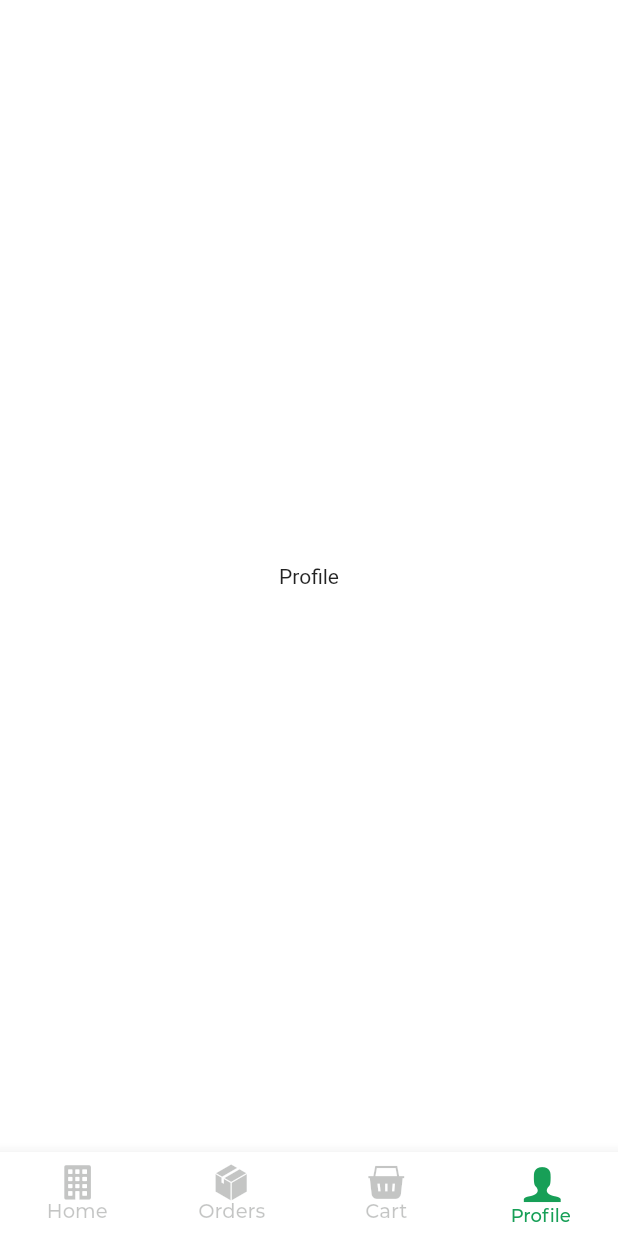
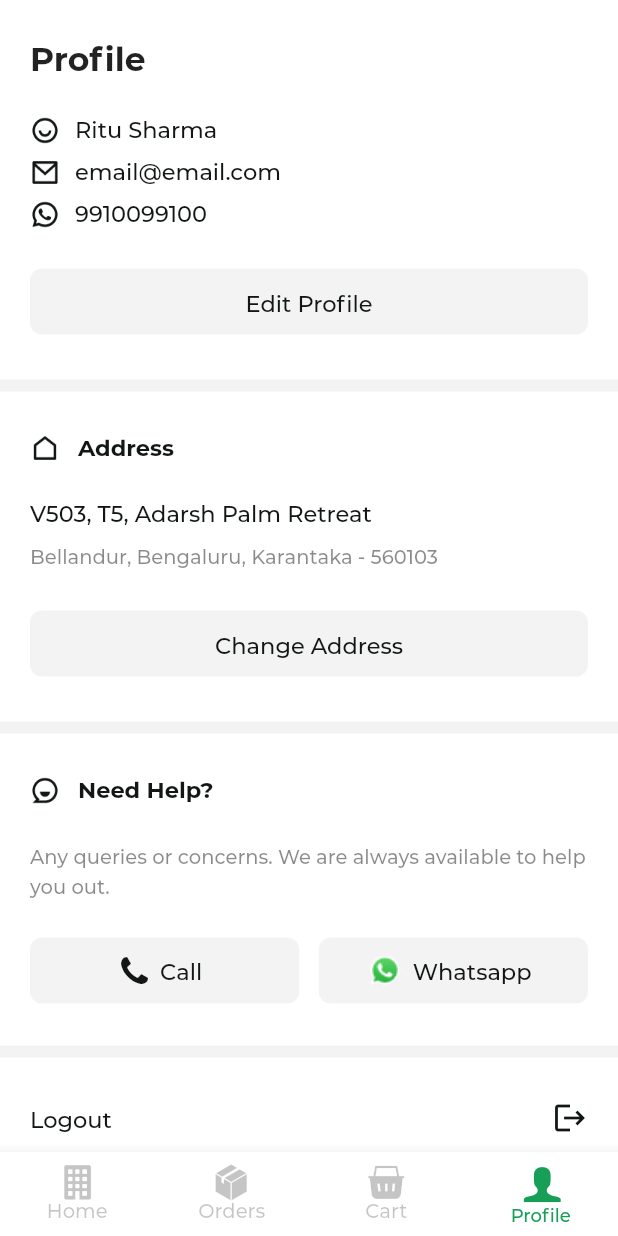
Before and after one commit to varmeh/botigaApp, a Flutter app: the screen it shows after launch, item 4 of the bottom bar chosen, on a phone screen of 412 x 824 dp. Run offline on Flutter 3.47's test engine with Material 2 defaults, Android fonts, the phone set to English and light mode, and no system bars; drawn by our look-alikes of badges; our stand-ins replace cached_network_image, firebase_analytics, firebase_core, firebase_crashlytics, firebase_messaging, flushbar and 3 more; missing offline and left inert: clipboard; accounts and stored records are empty; generated files the repository leaves out were written again; network calls fail; project files that could hold a hidden picture were left out.

Commit message:
profile screen ui

```diff
--- a/lib/app/profile/profileListScreen.dart
+++ /dev/null
@@ -1,21 +0,0 @@
-import 'package:flutter/material.dart';
-
-class ProfileListScreen extends StatefulWidget {
-  ProfileListScreen({Key key}) : super(key: key);
-
-  @override
-  _ProfileListScreenState createState() => _ProfileListScreenState();
-}
-
-class _ProfileListScreenState extends State<ProfileListScreen> {
-  @override
-  Widget build(BuildContext context) {
-    return SafeArea(
-      child: Container(
-        child: Center(
-          child: Text('Profile'),
-        ),
-      ),
-    );
-  }
-}
--- /dev/null
+++ b/lib/app/profile/profileScreen.dart
@@ -0,0 +1,190 @@
+import 'package:flutter/material.dart';
+
+import '../../theme/index.dart';
+import '../../widgets/contactPartnerWidget.dart';
+
+const sizedBox24 = SizedBox(height: 24.0);
+const sizedBox8 = SizedBox(height: 8.0);
+
+class ProfileScreen extends StatefulWidget {
+  ProfileScreen({Key key}) : super(key: key);
+
+  @override
+  _ProfileScreenState createState() => _ProfileScreenState();
+}
+
+class _ProfileScreenState extends State<ProfileScreen> {
+  @override
+  Widget build(BuildContext context) {
+    final divider = Divider(
+      thickness: 8.0,
+      color: AppTheme.dividerColor,
+    );
+
+    return SafeArea(
+      child: ListView(
+        children: [
+          _profile(),
+          divider,
+          _address(),
+          divider,
+          _support(),
+          divider,
+          _logout(),
+          SizedBox(height: 100.0)
+        ],
+      ),
+    );
+  }
+
+  Widget _logout() {
+    return GestureDetector(
+      onTap: () {},
+      child: Padding(
+        padding: const EdgeInsets.symmetric(horizontal: 20.0, vertical: 24.0),
+        child: Row(
+          mainAxisAlignment: MainAxisAlignment.spaceBetween,
+          children: [
+            Text(
+              'Logout',
+              style:
+                  AppTheme.textStyle.w500.color100.size(15.0).lineHeight(1.5),
+            ),
+            Icon(
+              Icons.logout,
+              color: AppTheme.color100,
+            ),
+          ],
+        ),
+      ),
+    );
+  }
+
+  Widget _profile() {
+    return Container(
+      padding: EdgeInsets.symmetric(horizontal: 20.0, vertical: 24.0),
+      child: Column(
+        crossAxisAlignment: CrossAxisAlignment.start,
+        children: [
+          Text(
+            'Profile',
+            style: AppTheme.textStyle.w700.size(22.0).lineHeight(1.3),
+          ),
+          sizedBox24,
+          _infoTile('assets/images/smile.png', 'Ritu Sharma'),
+          sizedBox8,
+          _infoTile('assets/images/email.png', 'email@email.com'),
+          sizedBox8,
+          _infoTile('assets/images/whatsappOutline.png', '9910099100'),
+          sizedBox24,
+          _spanButton('Edit Profile', () {})
+        ],
+      ),
+    );
+  }
+
+  Widget _infoTile(String image, String text) {
+    return Row(
+      mainAxisAlignment: MainAxisAlignment.start,
+      children: [
+        Image.asset(
+          image,
+          color: AppTheme.color100,
+        ),
+        SizedBox(width: 10.0),
+        Text(
+          text,
+          style: AppTheme.textStyle.w500.color100.size(15.0).lineHeight(1.3),
+        )
+      ],
+    );
+  }
+
+  Widget _address() {
+    return Container(
+      padding: EdgeInsets.symmetric(horizontal: 20.0, vertical: 24.0),
+      child: Column(
+        crossAxisAlignment: CrossAxisAlignment.start,
+        children: [
+          Row(
+            mainAxisAlignment: MainAxisAlignment.start,
+            children: [
+              Image.asset(
+                'assets/images/homeOutline.png',
+                color: AppTheme.color100,
+              ),
+              SizedBox(width: 12.0),
+              Text(
+                'Address',
+                style:
+                    AppTheme.textStyle.w700.color100.size(15.0).lineHeight(1.3),
+              )
+            ],
+          ),
+          sizedBox24,
+          Text(
+            'V503, T5, Adarsh Palm Retreat',
+            style: AppTheme.textStyle.w500.color100.size(15.0).lineHeight(1.3),
+          ),
+          sizedBox8,
+          Text(
+            'Bellandur, Bengaluru, Karantaka - 560103',
+            style: AppTheme.textStyle.w500.color50.size(13.0).lineHeight(1.5),
+          ),
+          sizedBox24,
+          _spanButton('Change Address', () {})
+        ],
+      ),
+    );
+  }
+
+  Widget _support() {
+    return Container(
+      padding: EdgeInsets.symmetric(horizontal: 20.0, vertical: 24.0),
+      child: Column(
+        crossAxisAlignment: CrossAxisAlignment.start,
+        children: [
+          Row(
+            mainAxisAlignment: MainAxisAlignment.start,
+            children: [
+              Image.asset(
+                'assets/images/chatSmile.png',
+                color: AppTheme.color100,
+              ),
+              SizedBox(width: 12.0),
+              Text(
+                'Need Help?',
+                style:
+                    AppTheme.textStyle.w700.color100.size(15.0).lineHeight(1.3),
+              )
+            ],
+          ),
+          sizedBox24,
+          Text(
+            'Any queries or concerns. We are always available to help you out.',
+            style: AppTheme.textStyle.w500.color50.size(13.0).lineHeight(1.5),
+          ),
+          sizedBox24,
+          ContactPartnerWidget(phone: '9910057232', whatsapp: '9910057232')
+        ],
+      ),
+    );
+  }
+
+  Widget _spanButton(String title, Function onTap) {
+    return FlatButton(
+      onPressed: onTap,
+      child: Center(
+        child: Text(
+          title,
+          style: AppTheme.textStyle.w500.color100.size(15.0).lineHeight(1.5),
+        ),
+      ),
+      color: AppTheme.color05,
+      height: 44.0,
+      shape: RoundedRectangleBorder(
+        borderRadius: BorderRadius.circular(8.0),
+      ),
+    );
+  }
+}
--- a/lib/app/tabbar.dart
+++ b/lib/app/tabbar.dart
@@ -8,7 +8,7 @@ import 'package:badges/badges.dart';
 import 'home/HomeScreen.dart';
 import 'orders/ordersScreen.dart';
 import 'cart/cartScreen.dart';
-import 'profile/profileListScreen.dart';
+import 'profile/profileScreen.dart';
 
 import '../providers/index.dart' show CartProvider;
 import '../util/flavorBanner.dart';
@@ -35,7 +35,7 @@ class _TabbarState extends State<Tabbar> {
     HomeScreen(),
     OrderListScreen(),
     CartScreen(),
-    ProfileListScreen(),
+    ProfileScreen(),
   ];
 
   void changeTab(int index) {
```
Also changed, not shown: assets/images/2.0x/chatSmile.png (added), assets/images/2.0x/email.png (added), assets/images/2.0x/homeOutline.png (added), assets/images/2.0x/smile.png (added), assets/images/2.0x/whatsappOutline.png (added), assets/images/3.0x/chatSmile.png (added), assets/images/3.0x/email.png (added), assets/images/3.0x/homeOutline.png (added), assets/images/3.0x/smile.png (added), assets/images/3.0x/whatsappOutline.png (added), assets/images/chatSmile.png (added), assets/images/email.png (added), assets/images/homeOutline.png (added), assets/images/smile.png (added), 1 more files.
